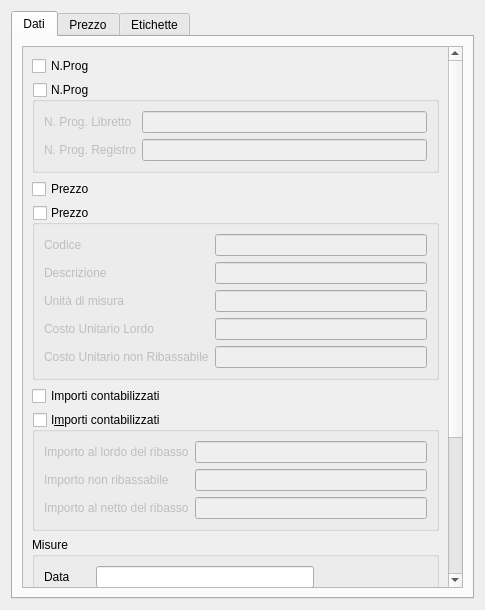
First picture: the form in qcostgui/accountingitemppugui.ui, repository mickele77/qcost, before the edit.
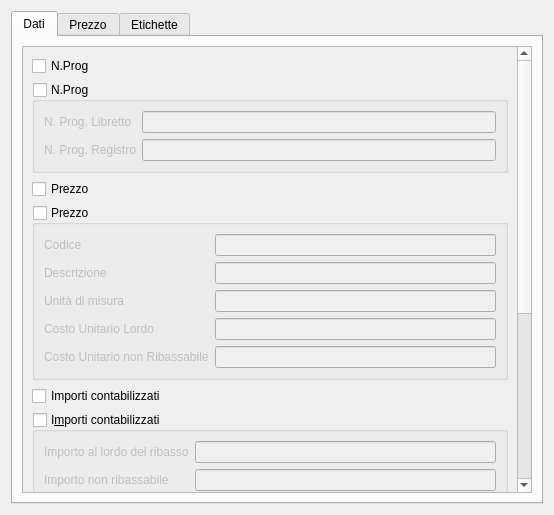
Second picture: the form after the edit.

Commit message: Risolto bug in visualizzazione dati di voce libretto PPU

```diff
--- a/qcostgui/accountingitemppugui.ui
+++ b/qcostgui/accountingitemppugui.ui
@@ -6,8 +6,8 @@
    <rect>
     <x>0</x>
     <y>0</y>
-    <width>485</width>
-    <height>610</height>
+    <width>554</width>
+    <height>515</height>
    </rect>
   </property>
   <property name="windowTitle">
@@ -33,8 +33,8 @@
           <property name="geometry">
            <rect>
             <x>0</x>
-            <y>0</y>
-            <width>424</width>
+            <y>-213</y>
+            <width>493</width>
             <height>664</height>
            </rect>
           </property>
```
Left out of the diff: 10 changed lines with no effect on the pictures. The commit also changes 2 other files.
